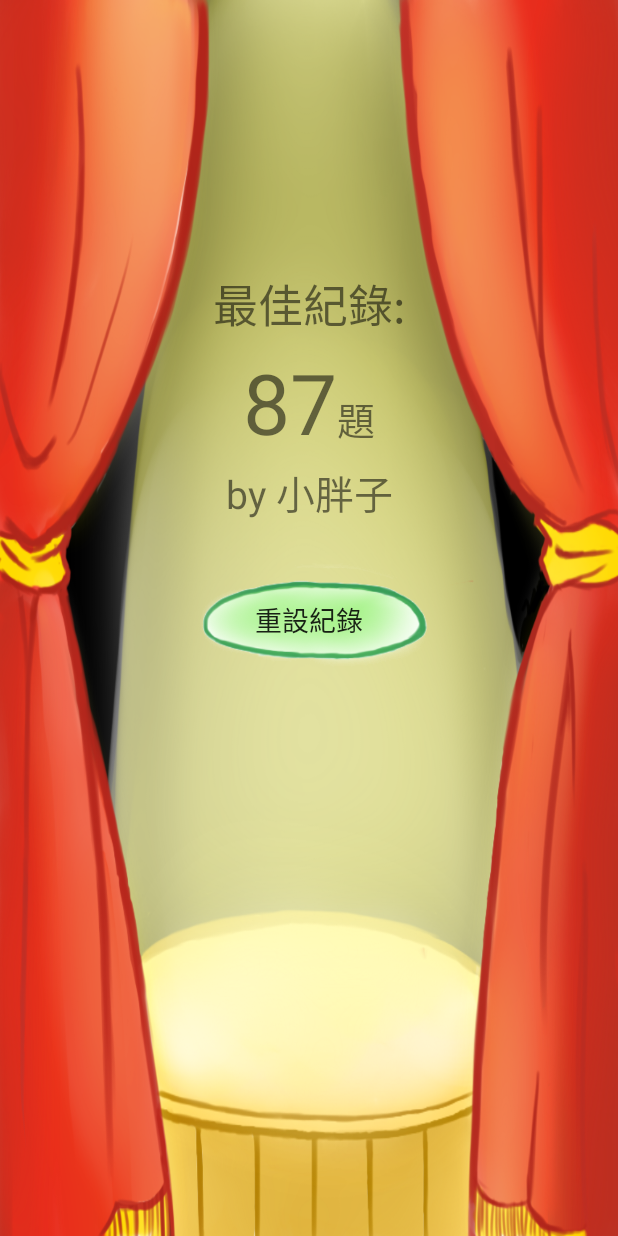
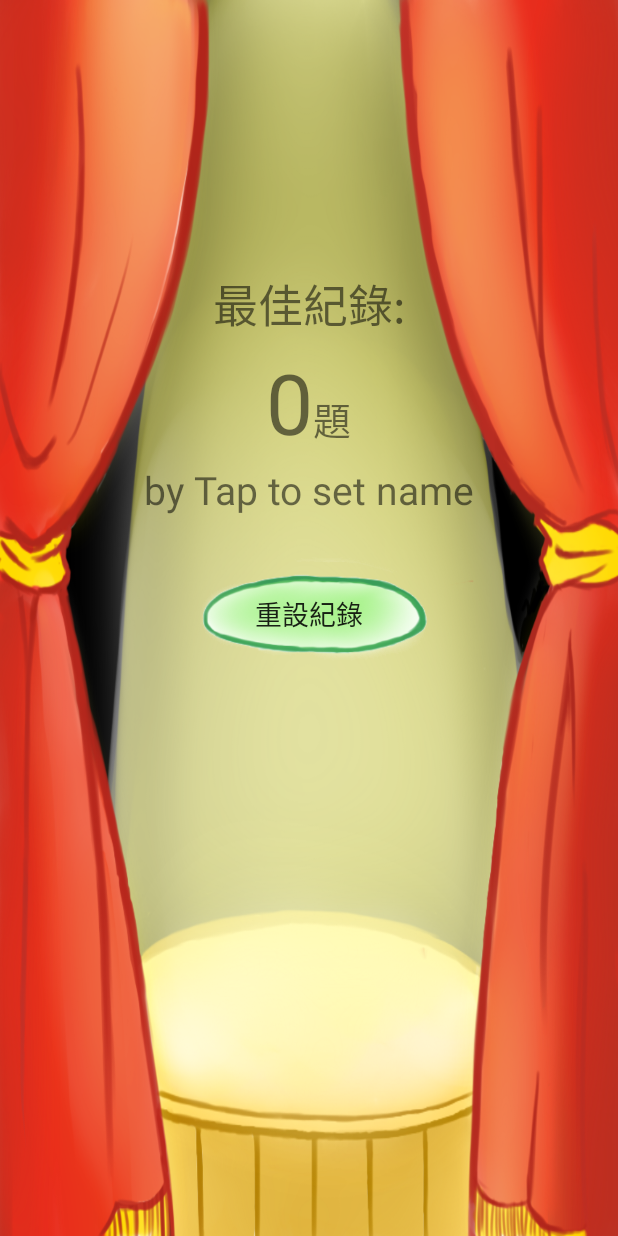
Before and after one commit to aiyzod/vocabulary_test, an Android app: the RecordActivity screen opened directly, with no data from a screen before it, on a phone screen of 412 x 824 dp. Run offline under Robolectric (Android 15) with nearby library versions, the phone set to English and light mode, and no system bars; Roboto replaces fonts that are not available here; 4 statements that could not run were skipped.

Commit message:
Record update

```diff
--- a/app/src/main/java/com/example/asus/learningenglish/RecordActivity.java
+++ b/app/src/main/java/com/example/asus/learningenglish/RecordActivity.java
@@ -1,13 +1,18 @@
 package com.example.asus.learningenglish;
 
+import android.database.Cursor;
 import android.graphics.Typeface;
 import android.support.v7.app.AppCompatActivity;
 import android.os.Bundle;
+import android.view.View;
+import android.widget.Button;
 import android.widget.TextView;
 
 import java.util.Objects;
 
 public class RecordActivity extends AppCompatActivity {
+
+    TextView record_score;
 
     @Override
     protected void onCreate(Bundle savedInstanceState) {
@@ -17,11 +22,31 @@ public class RecordActivity extends AppCompatActivity {
 
         TextView record_title = findViewById(R.id.record_title);
         record_title.setTypeface(Typeface.createFromAsset(getAssets(), "setofont.ttf"));
-        TextView record_score = findViewById(R.id.record_score);
+        record_score = findViewById(R.id.record_score);
         record_score.setTypeface(Typeface.createFromAsset(getAssets(), "setofont.ttf"));
         TextView record_q_index = findViewById(R.id.record_q_index);
         record_q_index.setTypeface(Typeface.createFromAsset(getAssets(), "setofont.ttf"));
         TextView record_player = findViewById(R.id.record_player);
         record_player.setTypeface(Typeface.createFromAsset(getAssets(), "setofont.ttf"));
+        Button btn_reset = findViewById(R.id.btn_reset);
+
+        Cursor cursor = MainActivity.db.rawQuery("select * from " + DBOpenHelper.DATABASE_TABLE ,null);
+        cursor.moveToFirst();
+        record_score.setText(cursor.getString(cursor.getColumnIndex("chinese")));
+        record_player.setText(String.format("by %s", cursor.getString(cursor.getColumnIndex("english"))));
+        cursor.close();
+
+        btn_reset.setOnClickListener(new View.OnClickListener() {
+            @Override
+            public void onClick(View v) {
+                MainActivity.db.execSQL("update " + DBOpenHelper.DATABASE_TABLE + " set chinese='0' where id='0'");
+                record_score.setText("0");
+            }
+        });
+    }
+
+    @Override
+    protected void onPause() {
+        super.onPause();
     }
 }
--- a/app/src/main/res/layout/activity_record.xml
+++ b/app/src/main/res/layout/activity_record.xml
@@ -32,7 +32,6 @@
                 android:layout_width="wrap_content"
                 android:layout_height="wrap_content"
                 android:layout_gravity="bottom"
-                android:text="87"
                 android:textSize="56sp" />
 
             <TextView
@@ -52,16 +51,15 @@
             android:layout_marginBottom="15dp"
             android:layout_marginTop="3dp"
             android:gravity="center"
-            android:text="by 小胖子"
             android:textSize="26sp" />
 
         <Button
-            android:id="@+id/button"
+            android:id="@+id/btn_reset"
             android:layout_width="200dp"
             android:layout_height="100dp"
             android:layout_gravity="center"
             android:background="@drawable/btn3"
             android:text="重設紀錄"
-            android:textSize="18sp"/>
+            android:textSize="18sp" />
     </LinearLayout>
 </android.support.constraint.ConstraintLayout>
```
